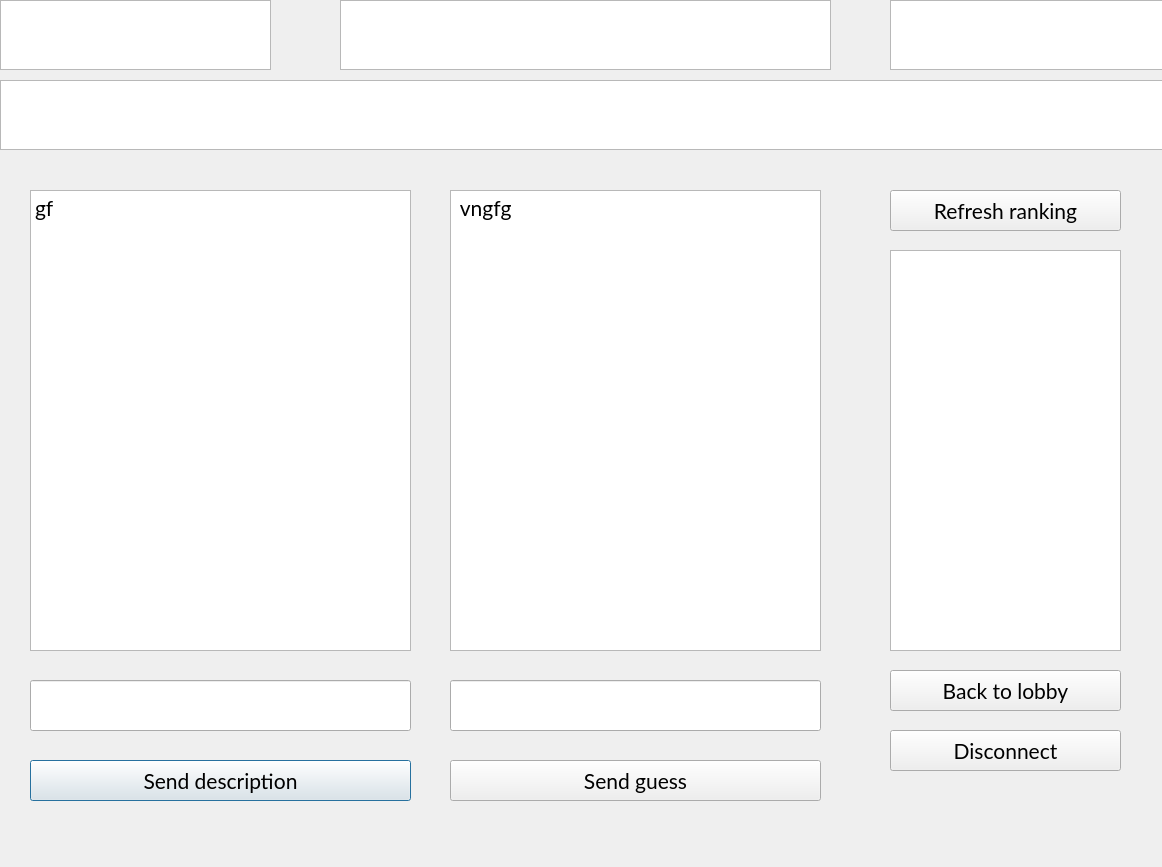
Above: src/client/roomgame.ui from GPlaczek/Networking before the change. Below: the same form after it.
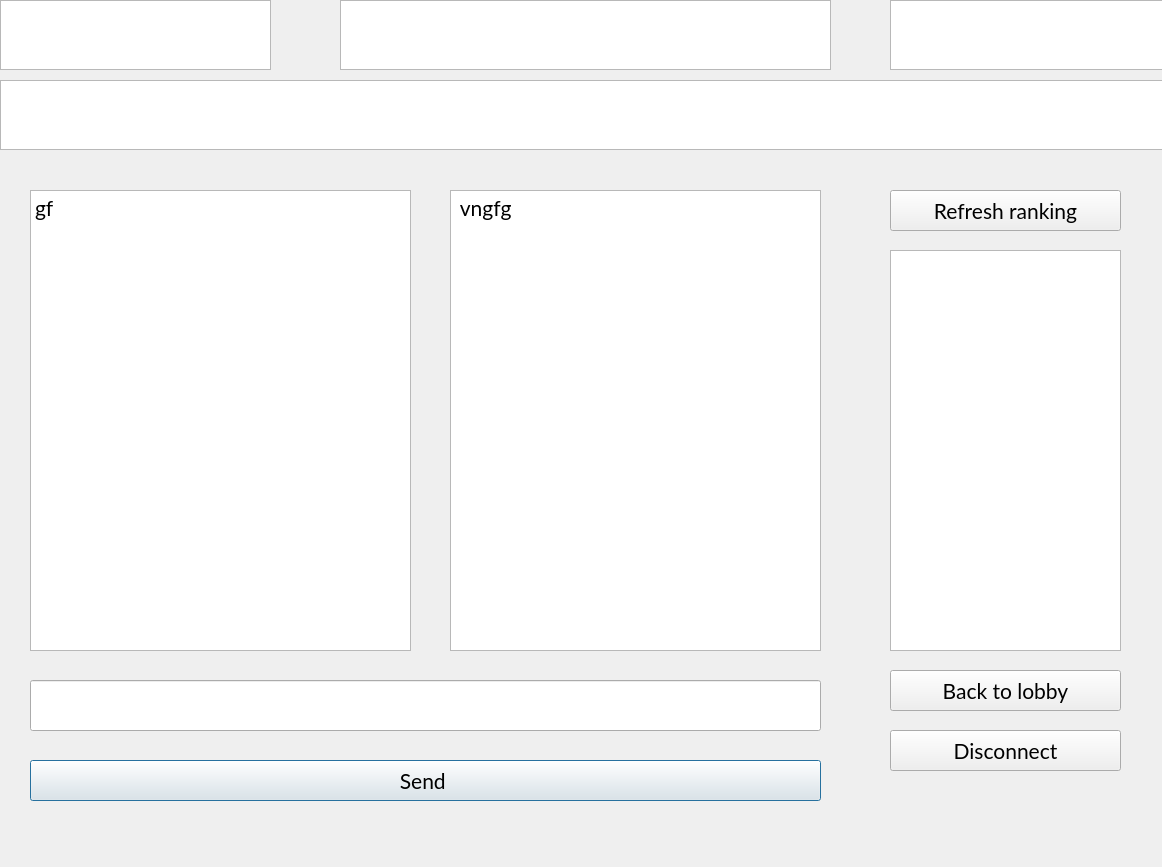
That is the form after the change.

Commit message: Sending and printing guesser/describer text

```diff
--- a/src/client/roomgame.ui
+++ b/src/client/roomgame.ui
@@ -24,25 +24,12 @@
     <rect>
      <x>30</x>
      <y>760</y>
-     <width>381</width>
+     <width>791</width>
      <height>41</height>
     </rect>
    </property>
    <property name="text">
-    <string>Send description</string>
-   </property>
-  </widget>
-  <widget class="QPushButton" name="sendGuessBtn">
-   <property name="geometry">
-    <rect>
-     <x>450</x>
-     <y>760</y>
-     <width>371</width>
-     <height>41</height>
-    </rect>
-   </property>
-   <property name="text">
-    <string>Send guess</string>
+    <string>Send </string>
    </property>
   </widget>
   <widget class="QTextEdit" name="timeLeft">
@@ -122,31 +109,12 @@
     <string>gf</string>
    </property>
   </widget>
-  <widget class="QLineEdit" name="describerLine">
-   <property name="geometry">
-    <rect>
-     <x>450</x>
-     <y>680</y>
-     <width>371</width>
-     <height>51</height>
-    </rect>
-   </property>
-   <property name="font">
-    <font>
-     <family>Lato</family>
-     <pointsize>16</pointsize>
-    </font>
-   </property>
-   <property name="maxLength">
-    <number>128</number>
-   </property>
-  </widget>
-  <widget class="QLineEdit" name="guesserLine">
+  <widget class="QLineEdit" name="sendLine">
    <property name="geometry">
     <rect>
      <x>30</x>
      <y>680</y>
-     <width>381</width>
+     <width>791</width>
      <height>51</height>
     </rect>
    </property>
```
Left out of the diff: 11 changed lines with no effect on the pictures. The commit also changes 3 other files.
